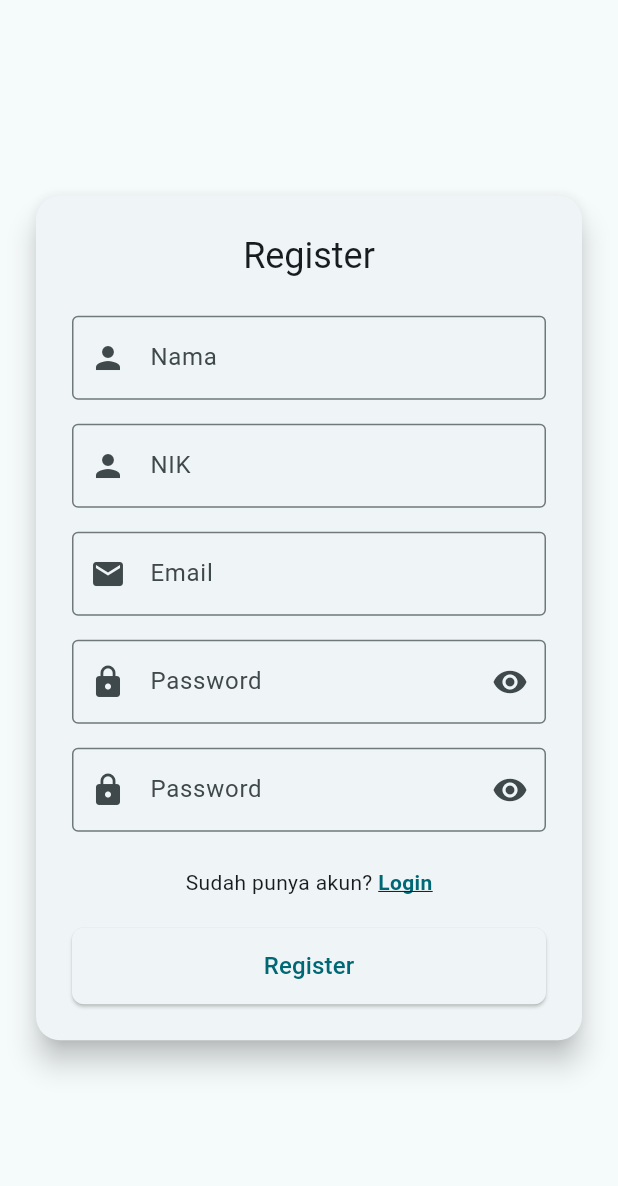
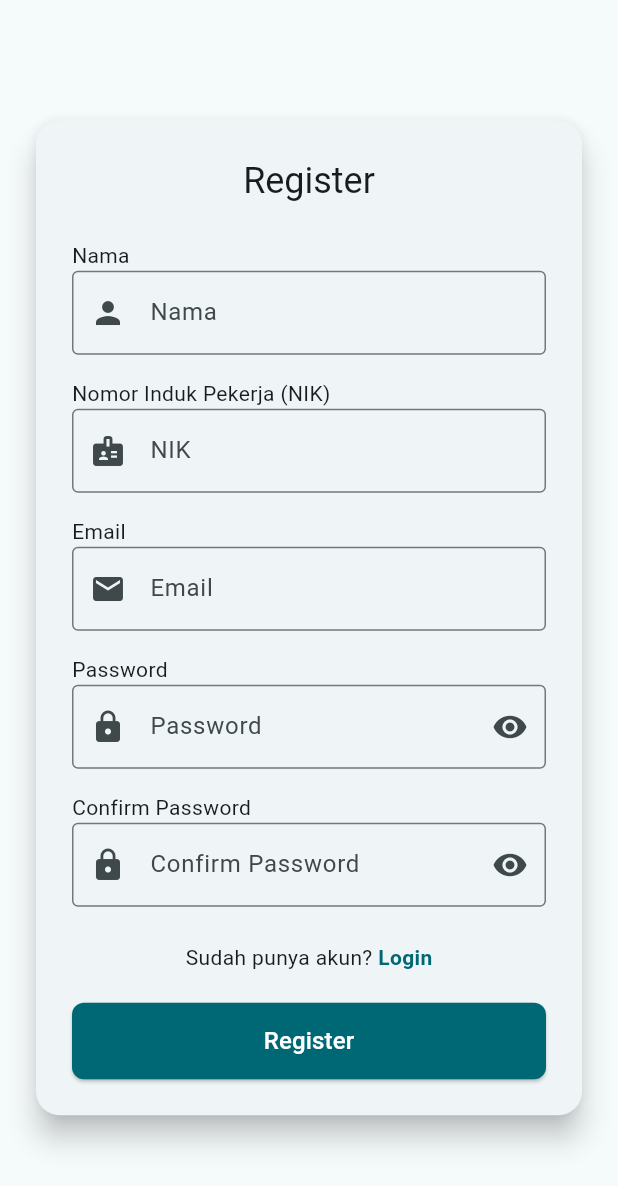
Before and after one commit to PieByter/Flutter_Project, a Flutter app: the screen it shows after launch, after a tap on "Registrasi", on a phone screen of 412 x 824 dp. Shown: the top 1186 px of the screen. Run offline on Flutter 3.47's test engine with Material 3 defaults, Android fonts, the light colour scheme and no system bars; our stand-ins replace hive, hive_flutter, shared_preferences, sqflite; accounts and stored records are empty; network calls fail.

Commit message:
[ADD] Dark Mode, Setting Pages, Company Profile Pages, and Else

```diff
--- a/lib/main.dart
+++ b/lib/main.dart
@@ -5,9 +5,7 @@ import 'screens/main/order/order_page.dart';
 import 'screens/main/home_page.dart';
 import 'screens/main/transaction/transaction_page.dart';
 import 'screens/main/profile/profile_page.dart';
-import 'widgets/main_drawer.dart';
 import 'widgets/main_bottom_nav.dart';
-import 'screens/splash_screen.dart';
 import 'screens/main/order/order_checkout_page.dart';
 import 'package:shared_preferences/shared_preferences.dart';
 
@@ -18,15 +16,46 @@ void main() async {
   runApp(MyApp(isLoggedIn: token != null));
 }
 
-class MyApp extends StatelessWidget {
+class MyApp extends StatefulWidget {
   final bool isLoggedIn;
   const MyApp({super.key, required this.isLoggedIn});
+
+  @override
+  State<MyApp> createState() => _MyAppState();
+}
+
+class _MyAppState extends State<MyApp> {
+  ThemeMode _themeMode = ThemeMode.light;
+
+  @override
+  void initState() {
+    super.initState();
+    _loadTheme();
+  }
+
+  Future<void> _loadTheme() async {
+    final prefs = await SharedPreferences.getInstance();
+    final isDark = prefs.getBool('isDarkMode') ?? false;
+    setState(() {
+      _themeMode = isDark ? ThemeMode.dark : ThemeMode.light;
+    });
+  }
+
+  void _changeTheme(bool isDark) async {
+    final prefs = await SharedPreferences.getInstance();
+    await prefs.setBool('isDarkMode', isDark);
+    setState(() {
+      _themeMode = isDark ? ThemeMode.dark : ThemeMode.light;
+    });
+  }
 
   @override
   Widget build(BuildContext context) {
     return MaterialApp(
       title: 'Kantin Apps',
-      home: isLoggedIn ? const MainNavigationPage() : const LoginPage(),
+      home: widget.isLoggedIn
+          ? MainNavigationPage(onThemeChanged: _changeTheme)
+          : const LoginPage(),
       debugShowCheckedModeBanner: false,
       theme: ThemeData(
         colorScheme: ColorScheme.fromSeed(
@@ -37,17 +66,18 @@ class MyApp extends StatelessWidget {
       darkTheme: ThemeData(
         brightness: Brightness.dark,
         colorScheme: ColorScheme.fromSeed(
-          seedColor: Colors.white,
+          seedColor: Colors.blueAccent,
           brightness: Brightness.dark,
         ),
       ),
-      themeMode: ThemeMode.light,
+      themeMode: _themeMode,
     );
   }
 }
 
 class MainNavigationPage extends StatefulWidget {
-  const MainNavigationPage({super.key});
+  final void Function(bool)? onThemeChanged;
+  const MainNavigationPage({super.key, this.onThemeChanged});
 
   @override
   State<MainNavigationPage> createState() => _MainNavigationPageState();
@@ -55,14 +85,6 @@ class MainNavigationPage extends StatefulWidget {
 
 class _MainNavigationPageState extends State<MainNavigationPage> {
   int _selectedIndex = 0;
-  final List<Widget> _pages = [
-    HomePage(),
-    OrderPage(),
-    CouponPages(),
-    TransactionPage(),
-    ProfilePage(),
-  ];
-
   final int cartCount = 2;
 
   void _onItemTapped(int index) {
@@ -73,12 +95,23 @@ class _MainNavigationPageState extends State<MainNavigationPage> {
 
   @override
   Widget build(BuildContext context) {
+    // Buat list pages di dalam build() agar dapat akses widget.onThemeChanged
+    final List<Widget> pages = [
+      const HomePage(),
+      const OrderPage(),
+      const CouponPages(),
+      const TransactionPage(),
+      ProfilePage(onThemeChanged: widget.onThemeChanged), // ✅ Kirim callback
+    ];
+
     return Scaffold(
       appBar: AppBar(
-        // title: const Text('Kantin Apps'),
+        title: Image.asset(
+          '../assets/images/logo.png',
+          height: 40,
+        ), // Tanpa ../
         backgroundColor: Colors.transparent,
         elevation: 0,
-        title: null,
         actions: [
           IconButton(
             icon: Badge(
@@ -86,37 +119,30 @@ class _MainNavigationPageState extends State<MainNavigationPage> {
               child: const Icon(Icons.shopping_cart),
             ),
             onPressed: () {
-              // Navigator.pushNamed(context, '/order_checkout');
               Navigator.push(
                 context,
-                MaterialPageRoute(builder: (_) => OrderCheckoutPage()),
+                MaterialPageRoute(builder: (_) => const OrderCheckoutPage()),
               );
             },
             tooltip: 'Keranjang Belanja',
           ),
+          IconButton(
+            icon: const Icon(Icons.search),
+            onPressed: () {},
+            tooltip: 'Cari',
+          ),
+          IconButton(
+            icon: const Icon(Icons.notifications),
+            onPressed: () {},
+            tooltip: 'Notifikasi',
+          ),
         ],
       ),
-      drawer: MainDrawer(
-        onMenuTap: (index) {
-          setState(() {
-            _selectedIndex = index;
-          });
-        },
-      ),
-      body: _pages[_selectedIndex],
+      body: pages[_selectedIndex], // ✅ Ganti _pages jadi pages
       bottomNavigationBar: MainBottomNav(
         selectedIndex: _selectedIndex,
         onTap: _onItemTapped,
       ),
-      // floatingActionButton: FloatingActionButton(
-      //   onPressed: () {
-      //     setState(() {
-      //       _selectedIndex = 2;
-      //     });
-      //   },
-      //   child: const Icon(Icons.card_giftcard),
-      // ),
-      // floatingActionButtonLocation: FloatingActionButtonLocation.centerDocked,
     );
   }
 }
--- a/lib/screens/authentication/login_page.dart
+++ b/lib/screens/authentication/login_page.dart
@@ -87,20 +87,27 @@ class _LoginPageState extends State<LoginPage> {
                     style: Theme.of(context).textTheme.headlineSmall,
                   ),
                   const SizedBox(height: 24),
+                  Align(alignment: Alignment.centerLeft, child: Text('Email')),
                   TextField(
                     controller: _emailController,
                     decoration: const InputDecoration(
-                      labelText: 'Email',
+                      // labelText: 'Email',
+                      hintText: 'Email',
                       border: OutlineInputBorder(),
                       prefixIcon: Icon(Icons.email),
                     ),
                   ),
                   const SizedBox(height: 16),
+                  Align(
+                    alignment: Alignment.centerLeft,
+                    child: Text('Password'),
+                  ),
                   TextField(
                     controller: _passwordController,
                     obscureText: _obscurePassword,
                     decoration: InputDecoration(
-                      labelText: 'Password',
+                      // labelText: 'Password',
+                      hintText: 'Password',
                       border: OutlineInputBorder(),
                       prefixIcon: Icon(Icons.lock),
                       suffixIcon: IconButton(
@@ -139,7 +146,6 @@ class _LoginPageState extends State<LoginPage> {
                           "Registrasi",
                           style: TextStyle(
                             color: Theme.of(context).colorScheme.primary,
-                            decoration: TextDecoration.underline,
                             fontWeight: FontWeight.bold,
                           ),
                         ),
@@ -156,6 +162,8 @@ class _LoginPageState extends State<LoginPage> {
                         shape: RoundedRectangleBorder(
                           borderRadius: BorderRadius.circular(8),
                         ),
+                        backgroundColor: Theme.of(context).colorScheme.primary,
+                        foregroundColor: Colors.white,
                       ),
                       child: _isLoading
                           ? const SizedBox(
--- a/lib/screens/authentication/register_page.dart
+++ b/lib/screens/authentication/register_page.dart
@@ -100,38 +100,52 @@ class _RegisterPageState extends State<RegisterPage> {
                     style: Theme.of(context).textTheme.headlineSmall,
                   ),
                   const SizedBox(height: 24),
+                  Align(alignment: Alignment.centerLeft, child: Text('Nama')),
                   TextField(
                     controller: _namaController,
                     decoration: const InputDecoration(
-                      labelText: 'Nama',
+                      // labelText: 'Nama',
+                      hintText: 'Nama',
                       border: OutlineInputBorder(),
                       prefixIcon: Icon(Icons.person),
                     ),
                   ),
                   const SizedBox(height: 16),
+                  Align(
+                    alignment: Alignment.centerLeft,
+                    child: Text('Nomor Induk Pekerja (NIK)'),
+                  ),
                   TextField(
                     controller: _nikController,
                     decoration: const InputDecoration(
-                      labelText: 'NIK',
+                      // labelText: 'NIK',
+                      hintText: 'NIK',
                       border: OutlineInputBorder(),
-                      prefixIcon: Icon(Icons.person),
+                      prefixIcon: Icon(Icons.badge),
                     ),
                   ),
                   const SizedBox(height: 16),
+                  Align(alignment: Alignment.centerLeft, child: Text('Email')),
                   TextField(
                     controller: _emailController,
                     decoration: const InputDecoration(
-                      labelText: 'Email',
+                      // labelText: 'Email',
+                      hintText: 'Email',
                       border: OutlineInputBorder(),
                       prefixIcon: Icon(Icons.email),
                     ),
                   ),
                   const SizedBox(height: 16),
+                  Align(
+                    alignment: Alignment.centerLeft,
+                    child: Text('Password'),
+                  ),
                   TextField(
                     controller: _passwordController,
                     obscureText: _obscurePassword,
                     decoration: InputDecoration(
-                      labelText: 'Password',
+                      // labelText: 'Password',
+                      hintText: 'Password',
                       border: OutlineInputBorder(),
                       prefixIcon: Icon(Icons.lock),
                       suffixIcon: IconButton(
@@ -152,11 +166,16 @@ class _RegisterPageState extends State<RegisterPage> {
                     ),
                   ),
                   const SizedBox(height: 16),
+                  Align(
+                    alignment: Alignment.centerLeft,
+                    child: Text('Confirm Password'),
+                  ),
                   TextField(
                     controller: _confirmController,
                     obscureText: _obscureConfirm,
                     decoration: InputDecoration(
-                      labelText: 'Password',
+                      // labelText: 'Confirm Password',
+                      hintText: 'Confirm Password',
                       border: OutlineInputBorder(),
                       prefixIcon: Icon(Icons.lock),
                       suffixIcon: IconButton(
@@ -194,7 +213,6 @@ class _RegisterPageState extends State<RegisterPage> {
                           "Login",
                           style: TextStyle(
                             color: Theme.of(context).colorScheme.primary,
-                            decoration: TextDecoration.underline,
                             fontWeight: FontWeight.bold,
                           ),
                         ),
@@ -211,6 +229,8 @@ class _RegisterPageState extends State<RegisterPage> {
                         shape: RoundedRectangleBorder(
                           borderRadius: BorderRadius.circular(8),
                         ),
+                        backgroundColor: Theme.of(context).colorScheme.primary,
+                        foregroundColor: Colors.white,
                       ),
                       child: _isLoading
                           ? const SizedBox(
--- a/lib/screens/main/food/food_detail_page.dart
+++ b/lib/screens/main/food/food_detail_page.dart
@@ -37,12 +37,12 @@ class FoodDetailPage extends StatelessWidget {
             const SizedBox(height: 8),
             Text(food.deskripsi ?? '-', style: const TextStyle(fontSize: 16)),
             const SizedBox(height: 16),
+            Text('Rp${food.harga}', style: const TextStyle(fontSize: 18)),
+            const SizedBox(height: 8),
             Text(
-              'Harga: Rp${food.harga}',
+              'Available ${food.stok}',
               style: const TextStyle(fontSize: 18),
             ),
-            const SizedBox(height: 8),
-            Text('Stok: ${food.stok}', style: const TextStyle(fontSize: 18)),
             if (food.deskripsi != null)
               Padding(
                 padding: const EdgeInsets.only(top: 16),
--- a/lib/screens/main/food/food_list_page.dart
+++ b/lib/screens/main/food/food_list_page.dart
@@ -80,8 +80,8 @@ class FoodListPage extends StatelessWidget {
                                 overflow: TextOverflow.ellipsis,
                               ),
                               const SizedBox(height: 4),
-                              Text('Harga: Rp ${food.harga}'),
-                              Text('Stok: ${food.stok}'),
+                              Text('Rp${food.harga}'),
+                              Text('Available ${food.stok}'),
                             ],
                           ),
                         ),
--- a/pubspec.yaml
+++ b/pubspec.yaml
@@ -43,6 +43,7 @@ dependencies:
   camera: ^0.11.3
   image_picker: ^1.2.1
   intl: ^0.20.2
+  flutter_staggered_grid_view: ^0.7.0
 
 dev_dependencies:
   flutter_test:
@@ -73,7 +74,8 @@ flutter:
   uses-material-design: true
 
   # To add assets to your application, add an assets section, like this:
-  # assets:
+  assets:
+    - assets/images/logo.png
   #   - images/a_dot_burr.jpeg
   #   - images/a_dot_ham.jpeg
 
```
Also changed, not shown: lib/screens/main/home_page.dart (+0 -15 lines), lib/screens/main/order/order_page.dart (+5 -5 lines), lib/screens/main/profile/company_profile_page.dart (+118 -0 lines), lib/screens/main/profile/profile_page.dart (+26 -2 lines), lib/screens/settings_pages.dart (+61 -0 lines), assets/images/logo.png (added), pubspec.lock.
